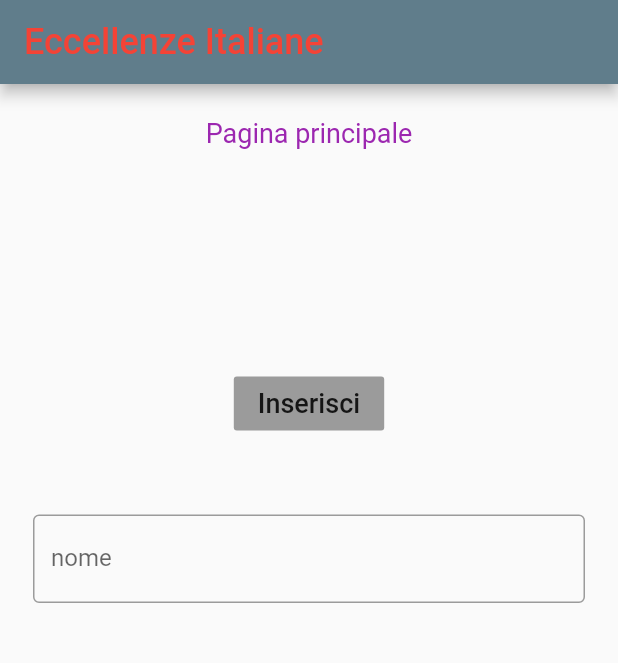
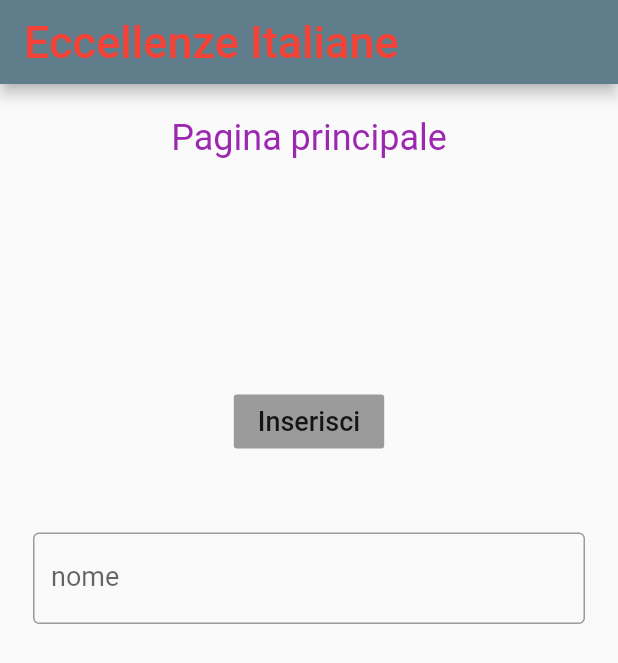
Before and after one commit to daniele10529/eccellenze_italiane, a Flutter app: the screen it shows after launch, on a phone screen of 412 x 824 dp. Shown: the top 663 px of the screen. Run offline on Flutter 3.47's test engine with Material 2 defaults, Android fonts, the phone set to English and light mode, and no system bars.

Commit message:
Primo esmpio dell'app

```diff
--- a/lib/main.dart
+++ b/lib/main.dart
@@ -34,24 +34,27 @@ class _my_content extends State<First_page>{
     return new Scaffold(
       appBar: new AppBar(
         title: new Text(this.titolo,
-         style: TextStyle(color: Colors.red,fontSize: 24),
+         style: TextStyle(color: Colors.red,fontSize: 30),
         ),
         backgroundColor: Colors.blueGrey,
       ),
       body: new Container(
         padding: const EdgeInsets.all(22.0),
+
         child: new Column(
           children: <Widget>[
             new Center(
               child: Text("Pagina principale",
-                style: TextStyle(color: Colors.purple,fontSize: 18),
+                style: TextStyle(color: Colors.purple,fontSize: 24),
               ),
             ),
+
             new Center(child: new Container(
                   padding: EdgeInsets.only(top: 30),
-                  child: Text(this.nome),
+                  child: Text(this.nome,style: TextStyle(color: Colors.black,fontSize: 18),),
               ),
             ),
+
             new Center(
               child:  new Container(
                   padding: EdgeInsets.only(top: 100),
@@ -66,6 +69,7 @@ class _my_content extends State<First_page>{
                    ),
               ),
             ),
+
             new Container(
               padding: const EdgeInsets.only(top: 50),
               child: Align(
@@ -77,13 +81,19 @@ class _my_content extends State<First_page>{
                         border: OutlineInputBorder(),
                         labelText: "nome",
                   ),
+                  style: TextStyle(color: Colors.black,fontSize: 18),
                 ),
               ),
             ),
+
           ],
+
         ),
+
       ),
+
     );
+
   }
 
   void _aseegnanome(){
```
